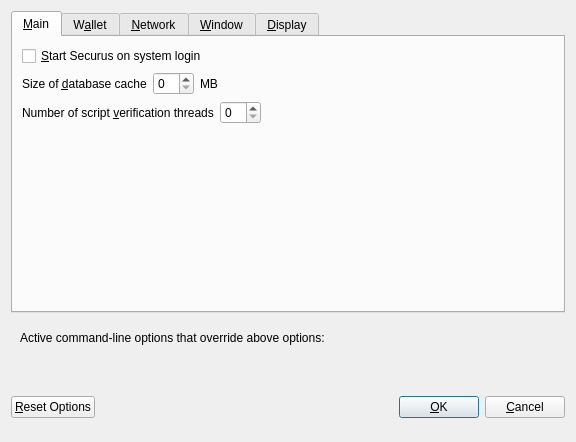
Before: the Qt Designer form src/qt/forms/optionsdialog.ui in ortchi42/xsecurus, drawn with Qt 5.
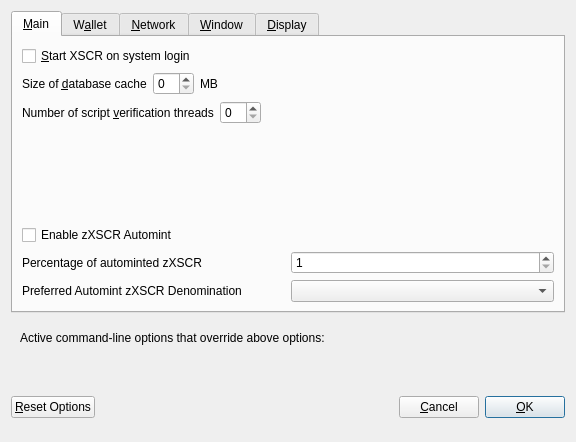
After: the same form once the commit is applied. The open tabs and pages were chosen to show the change. Custom widgets are drawn as their Qt base class.

Diff of the .ui file:
```diff
--- a/src/qt/forms/optionsdialog.ui
+++ b/src/qt/forms/optionsdialog.ui
@@ -33,7 +33,7 @@
           <string>Automatically start Securus after logging in to the system.</string>
          </property>
          <property name="text">
-          <string>&amp;Start Securus on system login</string>
+          <string>&amp;Start XSCR on system login</string>
          </property>
         </widget>
        </item>
@@ -130,6 +130,85 @@
          </property>
         </spacer>
        </item>
+       <item>
+        <widget class="QCheckBox" name="checkBoxZeromintEnable">
+         <property name="toolTip">
+          <string>Enable automatic minting of XSCR units to zXSCR</string>
+         </property>
+         <property name="layoutDirection">
+          <enum>Qt::LeftToRight</enum>
+         </property>
+         <property name="text">
+          <string>Enable zXSCR Automint</string>
+         </property>
+        </widget>
+       </item>
+       <item>
+        <layout class="QHBoxLayout" name="horizontalLayout_3">
+         <item>
+          <widget class="QLabel" name="percentage_label">
+           <property name="toolTip">
+            <string>Percentage of incoming XSCR which get automatically converted to zXSCR via Zerocoin Protocol (min: 10%)</string>
+           </property>
+           <property name="text">
+            <string>Percentage of autominted zXSCR</string>
+           </property>
+          </widget>
+         </item>
+         <item>
+          <widget class="QSpinBox" name="zeromintPercentage">
+           <property name="minimum">
+            <number>1</number>
+           </property>
+           <property name="maximum">
+            <number>100</number>
+           </property>
+          </widget>
+         </item>
+        </layout>
+       </item>
+       <item>
+        <layout class="QHBoxLayout" name="horizontalLayout" stretch="0,0">
+         <property name="sizeConstraint">
+          <enum>QLayout::SetFixedSize</enum>
+         </property>
+         <item>
+          <widget class="QLabel" name="labelPreferredDenom">
+           <property name="maximumSize">
+            <size>
+             <width>16777215</width>
+             <height>16777215</height>
+            </size>
+           </property>
+           <property name="toolTip">
+            <string>Wait with automatic conversion to Zerocoin until enough XSCR for this denomination is available</string>
+           </property>
+           <property name="text">
+            <string>Preferred Automint zXSCR Denomination</string>
+           </property>
+          </widget>
+         </item>
+         <item>
+          <widget class="QComboBox" name="preferredDenom">
+           <property name="maximumSize">
+            <size>
+             <width>16777215</width>
+             <height>27</height>
+            </size>
+           </property>
+           <property name="toolTip">
+            <string>Wait with automatic conversion to Zerocoin until enough XSCR for this denomination is available</string>
+           </property>
+           <property name="maxVisibleItems">
+            <number>9</number>
+           </property>
+           <property name="maxCount">
+            <number>9</number>
+           </property>
+          </widget>
+         </item>
+        </layout>
+       </item>
       </layout>
      </widget>
      <widget class="QWidget" name="tabWallet">
@@ -666,6 +745,16 @@
        </property>
       </spacer>
      </item>
+     <item>
+      <widget class="QPushButton" name="cancelButton">
+       <property name="text">
+        <string>&amp;Cancel</string>
+       </property>
+       <property name="autoDefault">
+        <bool>false</bool>
+       </property>
+      </widget>
+     </item>
      <item>
       <widget class="QPushButton" name="okButton">
        <property name="text">
@@ -679,16 +768,6 @@
        </property>
       </widget>
      </item>
-     <item>
-      <widget class="QPushButton" name="cancelButton">
-       <property name="text">
-        <string>&amp;Cancel</string>
-       </property>
-       <property name="autoDefault">
-        <bool>false</bool>
-       </property>
-      </widget>
-     </item>
     </layout>
    </item>
   </layout>
```
Left out of the diff: 14 changed lines with no effect on the pictures.
